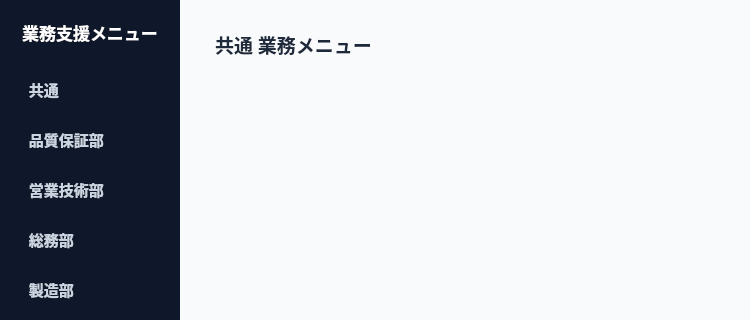
a-shimomura-shikoku-fuji/python, file menu.ui: the form before one commit; both pictures show x 0 to 750 and y 0 to 320 of the 750 by 480 pixel window.
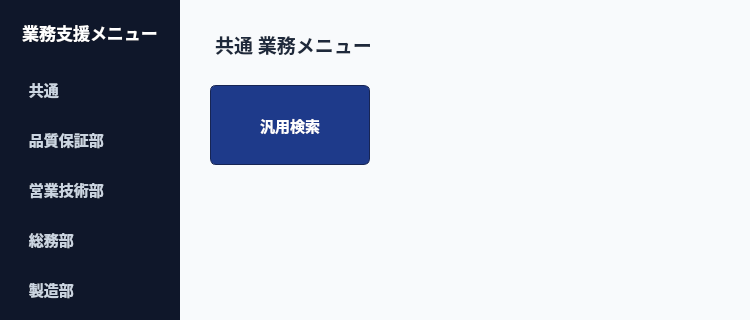
The form after the commit. The open tabs and pages were chosen to show the change.

Diff of the .ui file:
```diff
--- a/menu.ui
+++ b/menu.ui
@@ -344,14 +344,53 @@
          </widget>
         </item>
         <item>
-         <spacer name="spacer_common_bottom">
+         <layout class="QHBoxLayout" name="horizontalLayout_sales_btns_2">
+          <property name="spacing">
+           <number>20</number>
+          </property>
+          <item>
+           <widget class="QPushButton" name="btn_general_search">
+            <property name="sizePolicy">
+             <sizepolicy hsizetype="Fixed" vsizetype="Fixed">
+              <horstretch>0</horstretch>
+              <verstretch>0</verstretch>
+             </sizepolicy>
+            </property>
+            <property name="minimumSize">
+             <size>
+              <width>160</width>
+              <height>80</height>
+             </size>
+            </property>
+            <property name="text">
+             <string>汎用検索</string>
+            </property>
+           </widget>
+          </item>
+          <item>
+           <spacer name="spacer_sales_btns_2">
+            <property name="orientation">
+             <enum>Qt::Orientation::Horizontal</enum>
+            </property>
+            <property name="sizeHint" stdset="0">
+             <size>
+              <width>40</width>
+              <height>20</height>
+             </size>
+            </property>
+           </spacer>
+          </item>
+         </layout>
+        </item>
+        <item>
+         <spacer name="spacer_admin_bottom_2">
           <property name="orientation">
            <enum>Qt::Orientation::Vertical</enum>
           </property>
           <property name="sizeHint" stdset="0">
            <size>
-            <width>20</width>
-            <height>40</height>
+            <width>507</width>
+            <height>275</height>
            </size>
           </property>
          </spacer>
```
Left out of the diff: 6 changed lines with no effect on the pictures.
